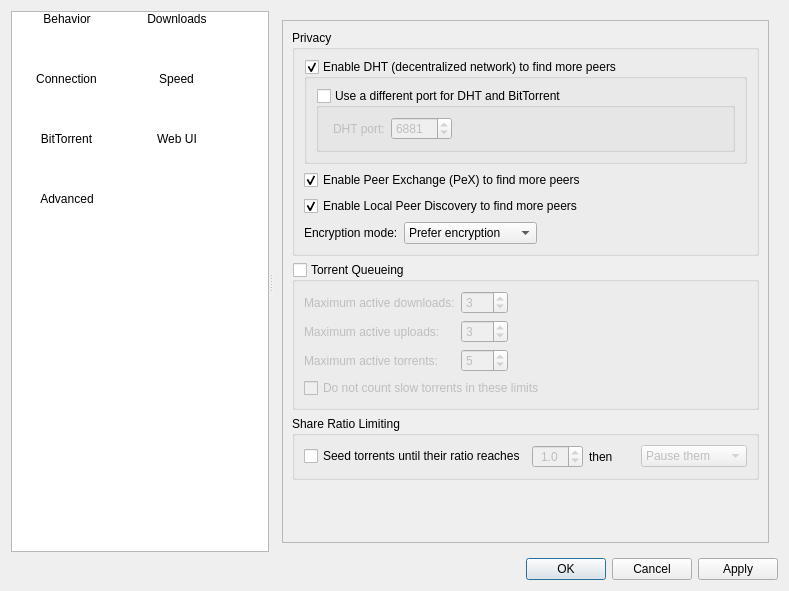
This is src/preferences/options.ui in SysAdminDoc/qBittorrent-Vanced as Qt 5 draws it before an edit. The edited form follows.
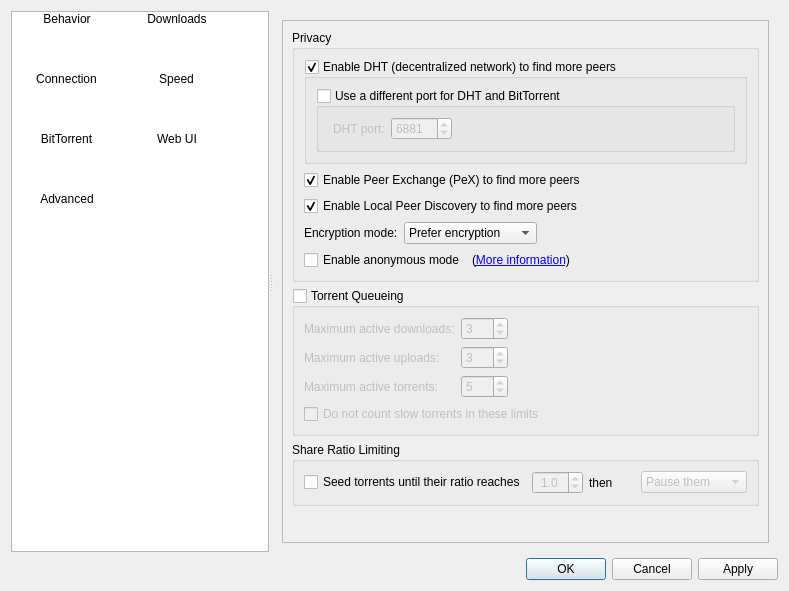
This is the edited form. The open tabs and pages were chosen to show the change. Icons and pictures are not drawn.

Commit message:
Add support for anonymous mode
This mode was added in libtorrent v0.16 and should be used in
addition to a SOCKS5 proxy.

```diff
--- a/src/preferences/options.ui
+++ b/src/preferences/options.ui
@@ -1825,9 +1825,9 @@
            <property name="geometry">
             <rect>
              <x>0</x>
-             <y>-67</y>
+             <y>0</y>
              <width>530</width>
-             <height>471</height>
+             <height>500</height>
             </rect>
            </property>
            <layout class="QVBoxLayout" name="verticalLayout_7">
@@ -1976,6 +1976,37 @@
                  </item>
                 </layout>
                </item>
+               <item>
+                <layout class="QHBoxLayout" name="horizontalLayout_6">
+                 <item>
+                  <widget class="QCheckBox" name="checkAnonymousMode">
+                   <property name="text">
+                    <string>Enable anonymous mode</string>
+                   </property>
+                  </widget>
+                 </item>
+                 <item>
+                  <widget class="QLabel" name="label_23">
+                   <property name="text">
+                    <string> (&lt;a href=&quot;http://sourceforge.net/apps/mediawiki/qbittorrent/index.php?title=Anonymous_mode&quot;&gt;More information&lt;/a&gt;)</string>
+                   </property>
+                  </widget>
+                 </item>
+                 <item>
+                  <spacer name="horizontalSpacer_14">
+                   <property name="orientation">
+                    <enum>Qt::Horizontal</enum>
+                   </property>
+                   <property name="sizeHint" stdset="0">
+                    <size>
+                     <width>40</width>
+                     <height>20</height>
+                    </size>
+                   </property>
+                  </spacer>
+                 </item>
+                </layout>
+               </item>
               </layout>
              </widget>
             </item>
```
Left out of the diff: 2 changed lines with no effect on the pictures. The commit also changes 7 other files.
